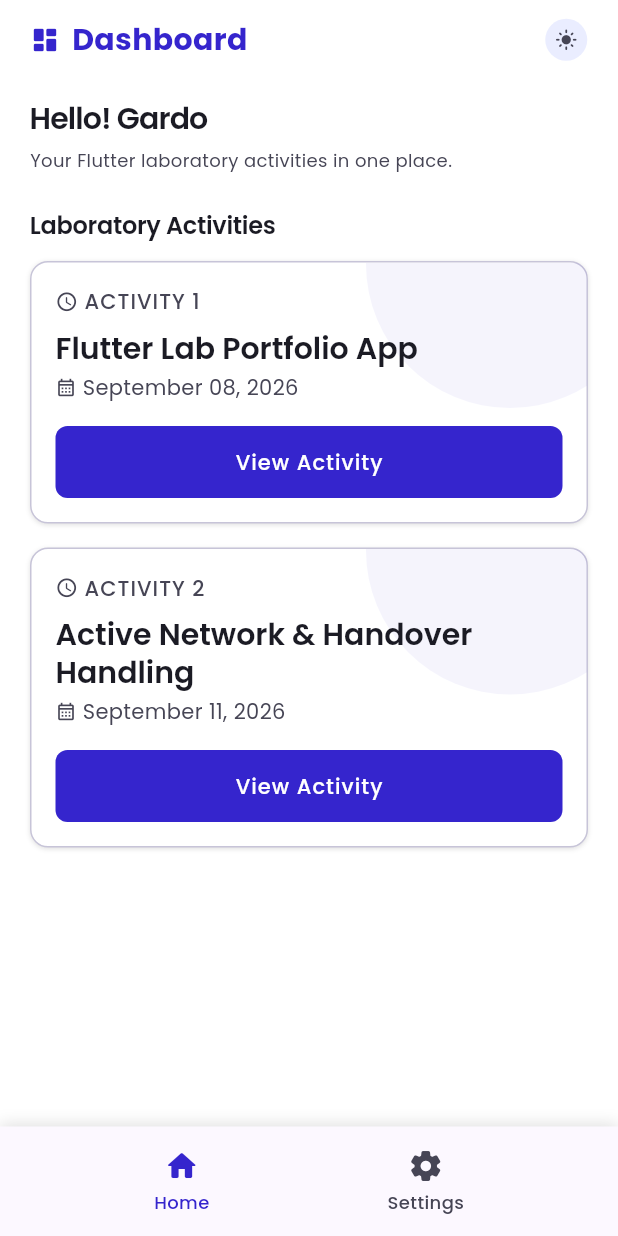
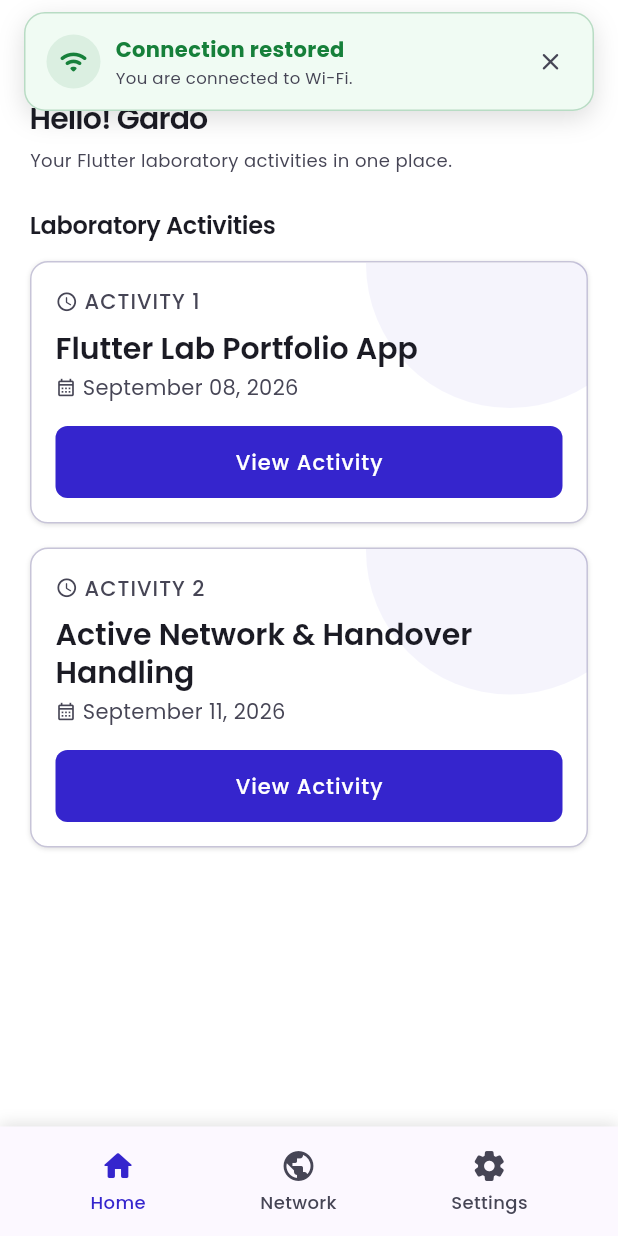
Before and after one commit to paulwrightbillonesnemsu/ACTIVITY2_Billones-Gardose, a Flutter app: the first screen one second after launch, on a phone screen of 412 x 824 dp. Run offline on Flutter 3.47's test engine with Material 3 defaults, Android fonts, the phone set to English and light mode, and no system bars; our stand-ins replace connectivity_plus, google_fonts.

Commit message:
2nd commit

```diff
--- a/lib/providers/app_state_provider.dart
+++ b/lib/providers/app_state_provider.dart
@@ -1,10 +1,32 @@
+import 'dart:async';
+
 import 'package:flutter/material.dart';
+import 'package:connectivity_plus/connectivity_plus.dart';
 import '../models/activity.dart';
+
+enum NetworkStatus { checking, wifi, cellular, offline }
+
+enum RequestStatus { waitingForNetwork, sending, sent }
+
+class NetworkRequest {
+  final String title;
+  RequestStatus status;
+
+  NetworkRequest({required this.title, required this.status});
+}
 
 /// Single source of truth for values that must be shared across every
 /// screen (theme, profile). Any widget that calls `context.watch` on this
 /// provider rebuilds automatically whenever `notifyListeners()` runs.
 class AppStateProvider extends ChangeNotifier {
+  final Connectivity _connectivity = Connectivity();
+  NetworkStatus _networkStatus = NetworkStatus.checking;
+  bool _simulatedLoss = false;
+  final List<NetworkRequest> _requests = [];
+  final List<Timer> _requestTimers = [];
+  int _sentRequestCount = 0;
+  late final StreamSubscription<List<ConnectivityResult>> _connectivitySubscription;
+
   ThemeMode _themeMode = ThemeMode.light;
   String _userName = 'Gardo';
   final String _userRole = 'Student / Designer';
@@ -13,6 +35,122 @@ class AppStateProvider extends ChangeNotifier {
   bool get isDarkMode => _themeMode == ThemeMode.dark;
   String get userName => _userName;
   String get userRole => _userRole;
+  NetworkStatus get networkStatus => _simulatedLoss ? NetworkStatus.offline : _networkStatus;
+  bool get isNetworkAvailable => networkStatus != NetworkStatus.offline &&
+      networkStatus != NetworkStatus.checking;
+  bool get isSimulatedLoss => _simulatedLoss;
+  List<String> get pendingRequests => List.unmodifiable(
+        _requests
+            .where((request) => request.status == RequestStatus.waitingForNetwork)
+            .map((request) => request.title),
+      );
+  List<NetworkRequest> get requests => List.unmodifiable(_requests);
+  int get sentRequestCount => _sentRequestCount;
+
+  String get networkLabel {
+    switch (networkStatus) {
+      case NetworkStatus.wifi:
+        return 'Wi-Fi';
+      case NetworkStatus.cellular:
+        return 'Cellular Data';
+      case NetworkStatus.offline:
+        return 'No connection';
+      case NetworkStatus.checking:
+        return 'Checking...';
+    }
+  }
+
+  AppStateProvider() {
+    _connectivitySubscription =
+        _connectivity.onConnectivityChanged.listen(_updateNetworkStatus);
+    _loadInitialNetworkStatus();
+  }
+
+  Future<void> _loadInitialNetworkStatus() async {
+    try {
+      _updateNetworkStatus(await _connectivity.checkConnectivity());
+    } on Object {
+      _updateNetworkStatus(const [ConnectivityResult.none]);
+    }
+  }
+
+  void _updateNetworkStatus(List<ConnectivityResult> results) {
+    final nextStatus = results.contains(ConnectivityResult.wifi)
+        ? NetworkStatus.wifi
+        : results.contains(ConnectivityResult.mobile)
+            ? NetworkStatus.cellular
+            : results.any((result) => result != ConnectivityResult.none)
+                ? NetworkStatus.wifi
+                : NetworkStatus.offline;
+
+    if (_networkStatus == nextStatus) return;
+    _networkStatus = nextStatus;
+    final flushed = _flushPendingRequests();
+    if (flushed) {
+      notifyListeners();
+      return;
+    }
+    notifyListeners();
+  }
+
+  void toggleSimulatedLoss() {
+    _simulatedLoss = !_simulatedLoss;
+    if (!_simulatedLoss) {
+      _flushPendingRequests();
+    }
+    notifyListeners();
+  }
+
+  void startRequest(String requestName) {
+    final request = NetworkRequest(
+      title: requestName,
+      status: isNetworkAvailable
+          ? RequestStatus.sending
+          : RequestStatus.waitingForNetwork,
+    );
+    _requests.add(request);
+    if (request.status == RequestStatus.sending) _completeRequestLater(request);
+    notifyListeners();
+  }
+
+  @visibleForTesting
+  void setNetworkStatusForTesting(NetworkStatus status) {
+    _networkStatus = status;
+    _flushPendingRequests();
+    notifyListeners();
+  }
+
+  bool _flushPendingRequests() {
+    final waiting = _requests
+        .where((request) => request.status == RequestStatus.waitingForNetwork)
+        .toList();
+    if (!isNetworkAvailable || waiting.isEmpty) return false;
+    for (final request in waiting) {
+      request.status = RequestStatus.sending;
+      _completeRequestLater(request);
+    }
+    return true;
+  }
+
+  void _completeRequestLater(NetworkRequest request) {
+    final timer = Timer(const Duration(milliseconds: 900), () {
+      if (_requests.contains(request) && request.status == RequestStatus.sending) {
+        request.status = RequestStatus.sent;
+        _sentRequestCount++;
+        notifyListeners();
+      }
+    });
+    _requestTimers.add(timer);
+  }
+
+  @override
+  void dispose() {
+    _connectivitySubscription.cancel();
+    for (final timer in _requestTimers) {
+      timer.cancel();
+    }
+    super.dispose();
+  }
 
   void setThemeMode(ThemeMode mode) {
     if (_themeMode == mode) return;
--- a/lib/screens/main_screen.dart
+++ b/lib/screens/main_screen.dart
@@ -1,6 +1,11 @@
+import 'dart:async';
+
 import 'package:flutter/material.dart';
+import 'package:provider/provider.dart';
+import '../providers/app_state_provider.dart';
 import '../theme/app_theme.dart';
 import 'dashboard_screen.dart';
+import 'network_screen.dart';
 import 'settings_screen.dart';
 
 /// Which tab is selected is local, screen-specific UI state that has
@@ -15,11 +20,54 @@ class MainScreen extends StatefulWidget {
 
 class _MainScreenState extends State<MainScreen> {
   int _currentIndex = 0;
+  late final AppStateProvider _appState;
+  NetworkStatus? _lastNetworkStatus;
+  NetworkStatus? _notificationStatus;
+  Timer? _notificationTimer;
 
-  static const _screens = [
+  static const _screens = <Widget>[
     DashboardScreen(),
+    NetworkScreen(),
     SettingsScreen(),
   ];
+
+  @override
+  void initState() {
+    super.initState();
+    _appState = context.read<AppStateProvider>();
+    _lastNetworkStatus = _appState.networkStatus;
+    _appState.addListener(_showConnectivityNotification);
+  }
+
+  void _showConnectivityNotification() {
+    final status = _appState.networkStatus;
+    if (!mounted ||
+        status == _lastNetworkStatus ||
+        status == NetworkStatus.checking) {
+      return;
+    }
+    _lastNetworkStatus = status;
+    _notificationTimer?.cancel();
+    setState(() => _notificationStatus = status);
+    _notificationTimer = Timer(const Duration(seconds: 5), _dismissNotification);
+  }
+
+  void _dismissNotification() {
+    if (!mounted) return;
+    setState(() => _notificationStatus = null);
+  }
+
+  void _dismissNotificationNow() {
+    _notificationTimer?.cancel();
+    _dismissNotification();
+  }
+
+  @override
+  void dispose() {
+    _notificationTimer?.cancel();
+    _appState.removeListener(_showConnectivityNotification);
+    super.dispose();
+  }
 
   void _onTabTapped(int index) {
     setState(() => _currentIndex = index);
@@ -30,7 +78,21 @@ class _MainScreenState extends State<MainScreen> {
     final isDark = Theme.of(context).brightness == Brightness.dark;
 
     return Scaffold(
-      body: IndexedStack(index: _currentIndex, children: _screens),
+      body: Stack(
+        children: [
+          IndexedStack(index: _currentIndex, children: _screens),
+          if (_notificationStatus case final status?)
+            Positioned(
+              top: MediaQuery.paddingOf(context).top + 8,
+              left: 16,
+              right: 16,
+              child: _ConnectivityBanner(
+                status: status,
+                onDismiss: _dismissNotificationNow,
+              ),
+            ),
+        ],
+      ),
       bottomNavigationBar: Container(
         decoration: BoxDecoration(
           color: isDark ? AppColors.darkNavBg : AppColors.navBg,
@@ -55,14 +117,106 @@ class _MainScreenState extends State<MainScreen> {
                   onTap: () => _onTabTapped(0),
                 ),
                 _NavItem(
+                  icon: Icons.public_rounded,
+                  label: 'Network',
+                  isActive: _currentIndex == 1,
+                  onTap: () => _onTabTapped(1),
+                ),
+                _NavItem(
                   icon: Icons.settings_rounded,
                   label: 'Settings',
-                  isActive: _currentIndex == 1,
-                  onTap: () => _onTabTapped(1),
+                  isActive: _currentIndex == 2,
+                  onTap: () => _onTabTapped(2),
                 ),
               ],
             ),
           ),
+        ),
+      ),
+    );
+  }
+}
+
+class _ConnectivityBanner extends StatelessWidget {
+  final NetworkStatus status;
+  final VoidCallback onDismiss;
+
+  const _ConnectivityBanner({required this.status, required this.onDismiss});
+
+  @override
+  Widget build(BuildContext context) {
+    final isOffline = status == NetworkStatus.offline;
+    final accent = isOffline ? const Color(0xFFD93025) : const Color(0xFF16803A);
+    final surface = isOffline ? const Color(0xFFFFF4F2) : const Color(0xFFF0FBF3);
+    final title = isOffline ? 'Connection lost' : 'Connection restored';
+    final message = isOffline
+        ? 'Requests will be queued until you are back online.'
+        : 'You are connected to ${status == NetworkStatus.wifi ? 'Wi-Fi' : 'Cellular Data'}.';
+
+    return Material(
+      color: Colors.transparent,
+      child: Container(
+        padding: const EdgeInsets.fromLTRB(14, 12, 8, 12),
+        decoration: BoxDecoration(
+          color: surface,
+          border: Border.all(color: accent.withAlpha(65)),
+          borderRadius: BorderRadius.circular(14),
+          boxShadow: const [
+            BoxShadow(
+              color: Color(0x22000000),
+              blurRadius: 14,
+              offset: Offset(0, 5),
+            ),
+          ],
+        ),
+        child: Row(
+          children: [
+            Container(
+              width: 36,
+              height: 36,
+              decoration: BoxDecoration(
+                color: accent.withAlpha(25),
+                shape: BoxShape.circle,
+              ),
+              child: Icon(
+                isOffline ? Icons.wifi_off_rounded : Icons.wifi_rounded,
+                color: accent,
+                size: 20,
+              ),
+            ),
+            const SizedBox(width: 10),
+            Expanded(
+              child: Column(
+                crossAxisAlignment: CrossAxisAlignment.start,
+                children: [
+                  Text(
+                    title,
+                    style: TextStyle(
+                      color: accent,
+                      fontSize: 14,
+                      fontWeight: FontWeight.w700,
+                    ),
+                  ),
+                  const SizedBox(height: 2),
+                  Text(
+                    message,
+                    style: const TextStyle(
+                      color: AppColors.textGray,
+                      fontSize: 11,
+                      height: 1.3,
+                    ),
+                  ),
+                ],
+              ),
+            ),
+            IconButton(
+              onPressed: onDismiss,
+              tooltip: 'Dismiss notification',
+              icon: const Icon(Icons.close_rounded, size: 19),
+              color: AppColors.textGray,
+              visualDensity: VisualDensity.compact,
+            ),
+          ],
         ),
       ),
     );
--- a/pubspec.yaml
+++ b/pubspec.yaml
@@ -10,6 +10,7 @@ dependencies:
   flutter:
     sdk: flutter
   provider: ^6.1.2
+  connectivity_plus: ^6.1.4
   google_fonts: ^6.2.1
   cupertino_icons: ^1.0.6
 
```
Also changed, not shown: lib/screens/network_screen.dart (added, +313 -0 lines), pubspec.lock, 1 other file.
